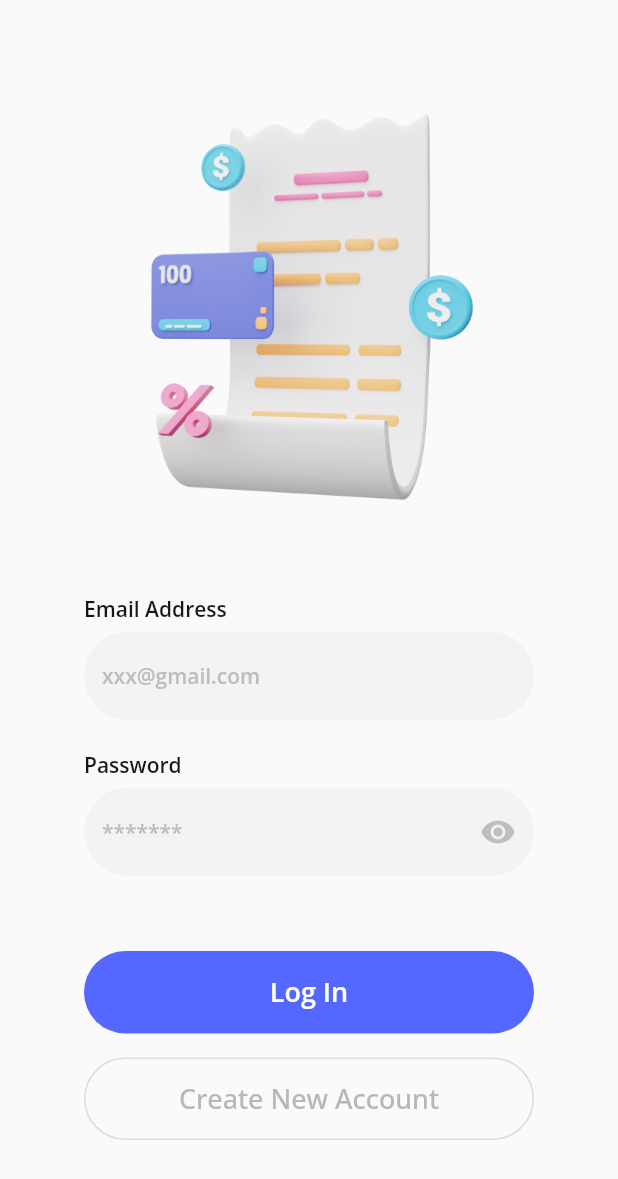
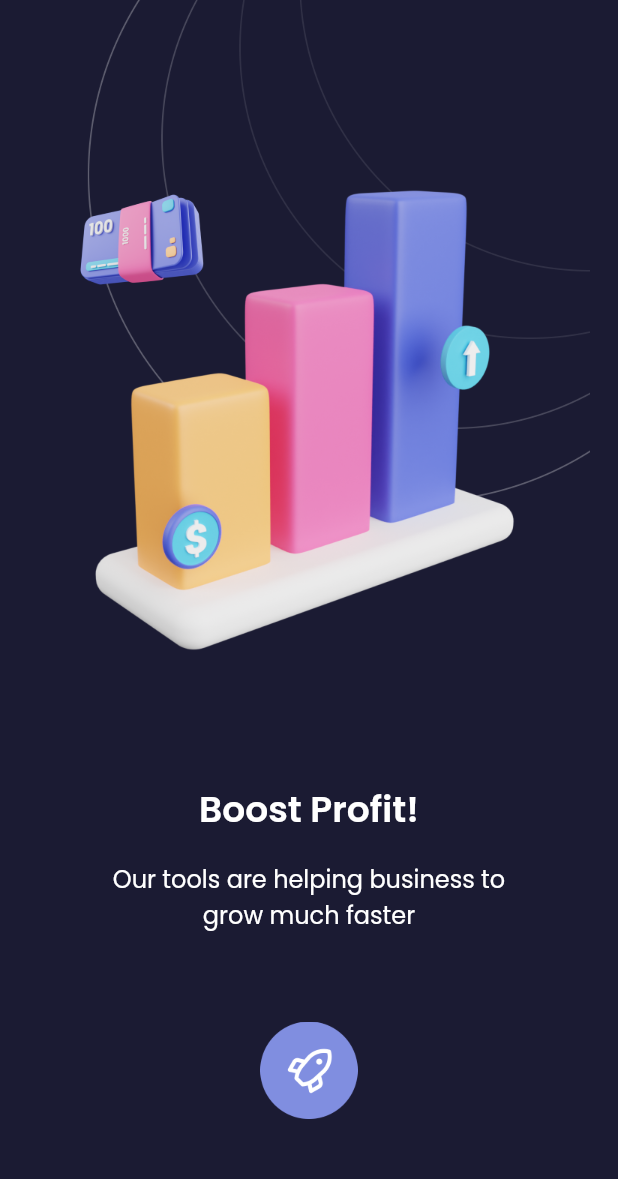
Before and after one commit to RaveNewt/first-flutter-app, a Flutter app: the screen it shows after launch, on a phone screen of 412 x 824 dp. Shown: the top 1179 px of the screen. Run offline on Flutter 3.47's test engine with Material 2 defaults, Android fonts, the phone set to English and light mode, and no system bars; our stand-ins replace google_fonts.

Commit message:
add empty v1 $ v2 page.

```diff
--- a/lib/main.dart
+++ b/lib/main.dart
@@ -1,4 +1,6 @@
 import 'package:flutter/material.dart';
+import 'package:travel_app/pages/empty_v1.dart';
+import 'package:travel_app/pages/empty_v2.dart';
 import 'package:travel_app/pages/first_signin.dart';
 import 'package:travel_app/pages/first_started.dart';
 import 'package:travel_app/pages/second_signin.dart';
@@ -13,7 +15,7 @@ class TravelApp extends StatelessWidget {
   Widget build(BuildContext context) {
     return MaterialApp(
       debugShowCheckedModeBanner: false,
-      home: SecondSignin(),
+      home: EmptyV2(),
     );
   }
 }
--- /dev/null
+++ b/lib/pages/empty_v2.dart
@@ -0,0 +1,45 @@
+import 'package:flutter/material.dart';
+import 'package:google_fonts/google_fonts.dart';
+class EmptyV2 extends StatelessWidget {
+
+  @override
+  Widget build(BuildContext context) {
+    return Scaffold(
+      backgroundColor: Color(0xff1B1B33),
+      body: Column(
+        children: [
+          Center(heightFactor: 1,
+            child: Image.asset(
+              'assets/chart_ilustration.png',
+              width: 375,
+              height: 454,
+            ),
+          ),
+          SizedBox(height: 68,),
+          Text(
+            'Boost Profit!',
+            style: GoogleFonts.poppins(
+              color: Colors.white,
+              fontSize: 24,
+              fontWeight: FontWeight.w600,
+            ),
+          ),
+          SizedBox(height: 16,),
+          Padding(
+            padding: const EdgeInsets.only(left:68.0, right: 68),
+            child: Text(
+              'Our tools are helping business to grow much faster',
+              textAlign: TextAlign.center,
+              style: GoogleFonts.poppins(
+                color: Colors.white,
+                fontSize: 16,
+              ),
+            ),
+          ),
+          SizedBox(height: 59,),
+          Center(child: Image.asset('assets/icon2.png', width:65)),
+        ],
+      ),
+    );
+  }
+}
--- a/lib/pages/second_signin.dart
+++ b/lib/pages/second_signin.dart
@@ -87,7 +87,7 @@ class SecondSignin extends StatelessWidget {
                     borderRadius: BorderRadius.circular(71),
                     borderSide: BorderSide.none,
                   ),
-                  hintText: '*******',
+                  hintText: 'Password',
                   hintStyle: GoogleFonts.openSans(
                     color: Color(0xffBEBEBE),
                     fontSize: 14,
```
Also changed, not shown: lib/pages/empty_v1.dart (added, +74 -0 lines), assets/chart_ilustration.png (added), assets/icon2.png (added), assets/illustration1.png (added).
